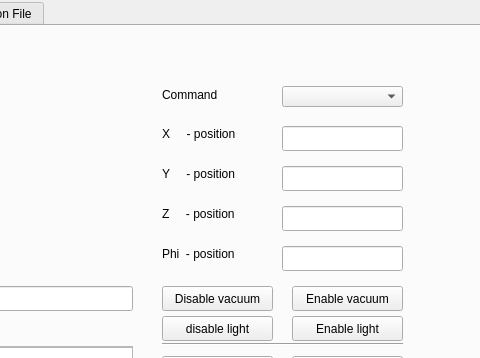
Above: mainwindow.ui from Fontys-PPM/PC-Interface before the change; both pictures show x 320 to 800 and y 0 to 358 of the 800 by 645 pixel window. Below: the same form after it.
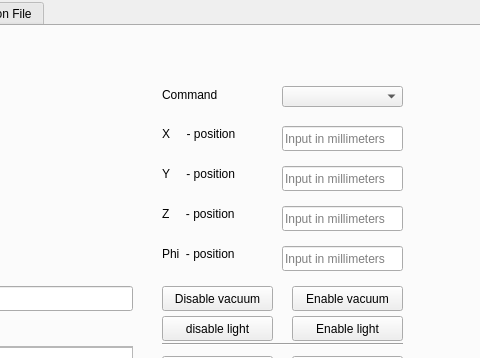
That is the form after the change. Icons and pictures are not drawn.

Commit message: added fixed len to cmds

```diff
--- a/mainwindow.ui
+++ b/mainwindow.ui
@@ -265,6 +265,9 @@
       <property name="readOnly">
        <bool>false</bool>
       </property>
+      <property name="placeholderText">
+       <string>Input in millimeters</string>
+      </property>
      </widget>
      <widget class="QLabel" name="label_3">
       <property name="geometry">
@@ -314,6 +317,9 @@
         <height>25</height>
        </rect>
       </property>
+      <property name="placeholderText">
+       <string>Input in millimeters</string>
+      </property>
      </widget>
      <widget class="QLineEdit" name="lineEdit_5">
       <property name="geometry">
@@ -324,6 +330,9 @@
         <height>25</height>
        </rect>
       </property>
+      <property name="placeholderText">
+       <string>Input in millimeters</string>
+      </property>
      </widget>
      <widget class="QLabel" name="label_6">
       <property name="geometry">
@@ -350,6 +359,9 @@
       <property name="text">
        <string/>
       </property>
+      <property name="placeholderText">
+       <string>Input in millimeters</string>
+      </property>
      </widget>
      <widget class="QLabel" name="label_7">
       <property name="geometry">
```
The commit also changes 1 other file.
